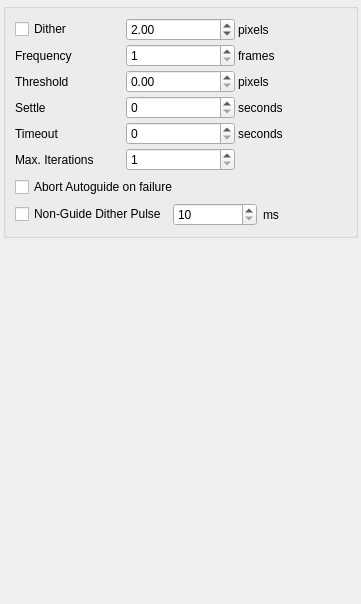
First picture: the form in kstars/ekos/guide/opsdither.ui, repository KDE/kstars, before the edit.
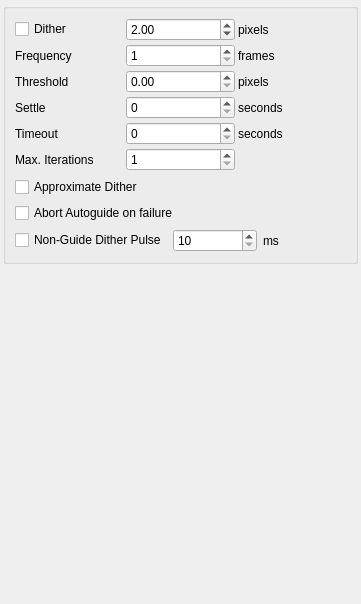
Second picture: the form after the edit.

Commit message: dither and calibration cleanup.

Diff of the .ui file:
```diff
--- a/kstars/ekos/guide/opsdither.ui
+++ b/kstars/ekos/guide/opsdither.ui
@@ -206,6 +206,16 @@
         </item>
        </layout>
       </item>
+      <item>
+       <widget class="QCheckBox" name="kcfg_DitherWithOnePulse">
+        <property name="toolTip">
+         <string>&lt;html&gt;&lt;head/&gt;&lt;body&gt;&lt;p&gt;If checked, dithering amount is randomly generated, pulses are sent, but the resultant pixel dithering amount is not enforced so only the one dither pulse is sent. This is quicker, and recommended as dither amount is random anyway. It is necessary when 2-D dither is required but guiding is only done in one axis.&lt;/p&gt;&lt;/body&gt;&lt;/html&gt;</string>
+        </property>
+        <property name="text">
+         <string>Approximate Dither</string>
+        </property>
+       </widget>
+      </item>
       <item>
        <widget class="QCheckBox" name="kcfg_DitherFailAbortsAutoGuide">
         <property name="toolTip">
```
The commit also changes 11 other files.
